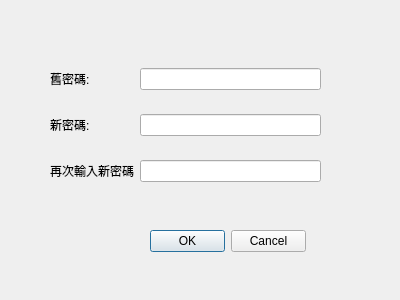
Old version of the form Client/Source/gui/passwd_modify.ui in the repository jason281/SE_Project.
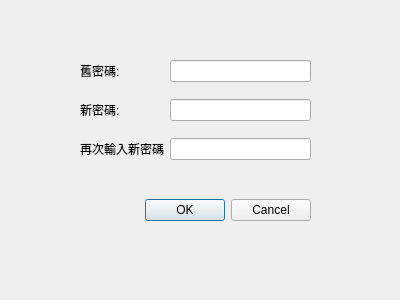
New version of the form.

```diff
--- a/Client/Source/gui/passwd_modify.ui
+++ b/Client/Source/gui/passwd_modify.ui
@@ -16,13 +16,18 @@
   <widget class="QWidget" name="gridLayoutWidget">
    <property name="geometry">
     <rect>
-     <x>50</x>
-     <y>50</y>
-     <width>271</width>
-     <height>151</height>
+     <x>80</x>
+     <y>60</y>
+     <width>231</width>
+     <height>161</height>
     </rect>
    </property>
+   <layout class="QVBoxLayout" name="verticalLayout">
+    <item>
    <layout class="QGridLayout" name="gridLayout">
+      <property name="verticalSpacing">
+       <number>17</number>
+      </property>
     <item row="0" column="0">
      <widget class="QLabel" name="label">
       <property name="text">
@@ -66,19 +71,28 @@
      </widget>
     </item>
    </layout>
-  </widget>
+    </item>
+    <item>
+     <spacer name="verticalSpacer">
+      <property name="orientation">
+       <enum>Qt::Vertical</enum>
+      </property>
+      <property name="sizeHint" stdset="0">
+       <size>
+        <width>20</width>
+        <height>40</height>
+       </size>
+      </property>
+     </spacer>
+    </item>
+    <item>
   <widget class="QDialogButtonBox" name="buttonBox">
-   <property name="geometry">
-    <rect>
-     <x>150</x>
-     <y>230</y>
-     <width>156</width>
-     <height>23</height>
-    </rect>
-   </property>
    <property name="standardButtons">
     <set>QDialogButtonBox::Cancel|QDialogButtonBox::Ok</set>
    </property>
+     </widget>
+    </item>
+   </layout>
   </widget>
  </widget>
  <resources/>
```
Left out of the diff: 8 changed lines with no effect on the pictures. Lines whose indentation alone changed are shown as unchanged.
